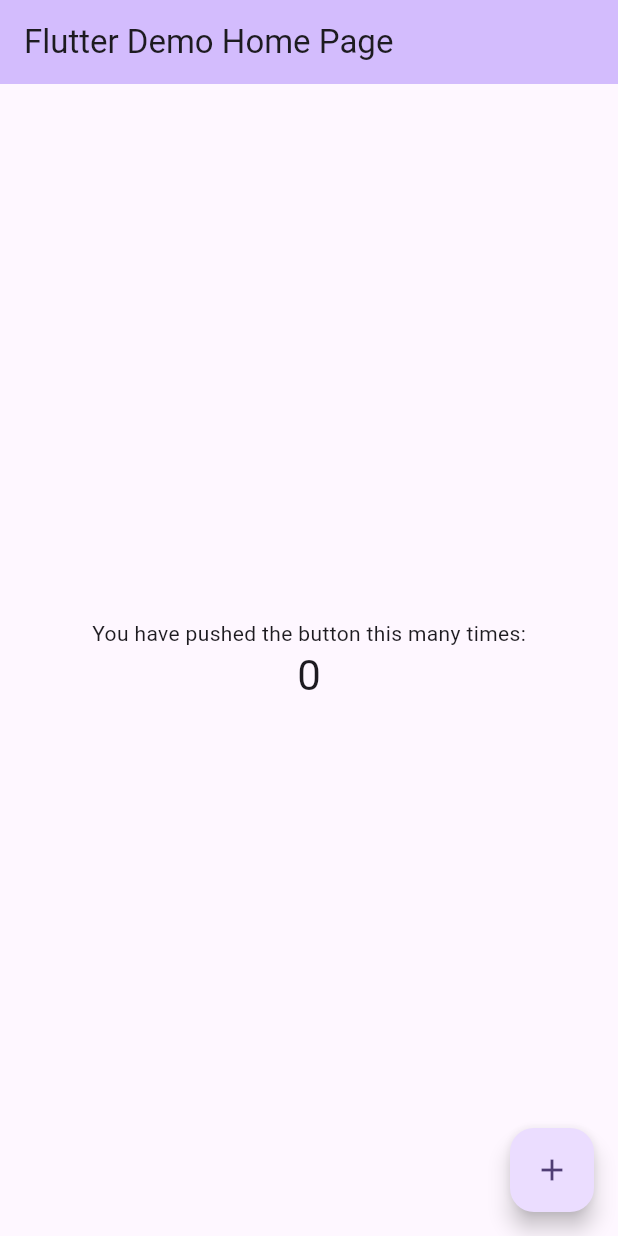
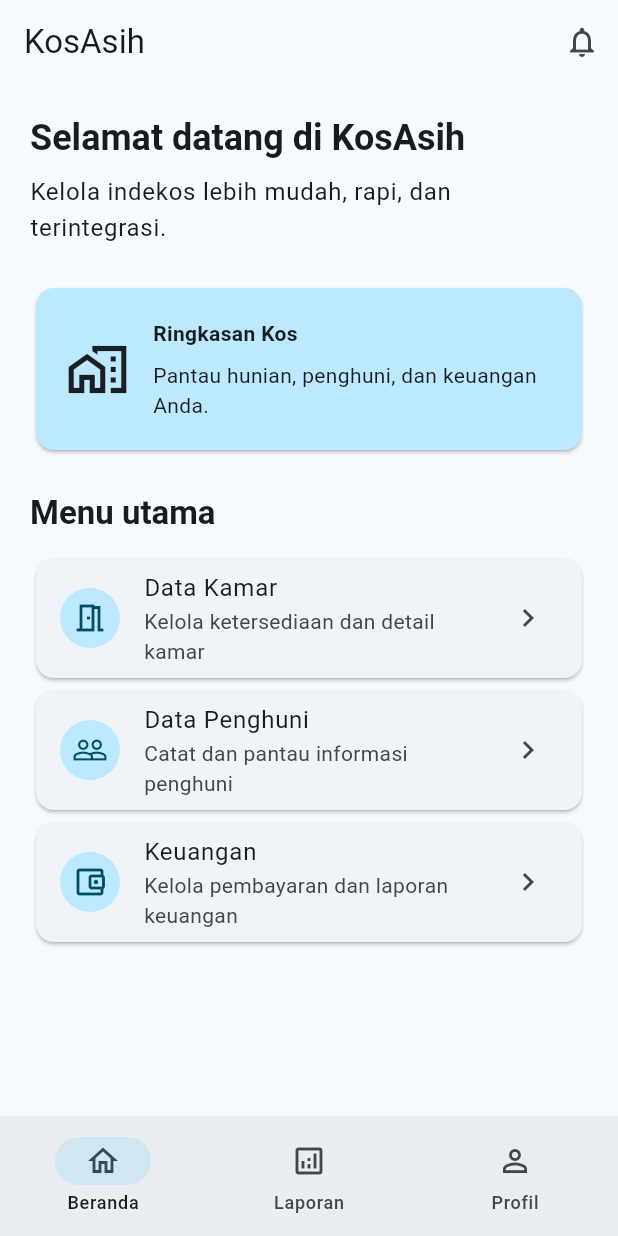
Before and after one commit to Maulanagading/kostasih-mobile, a Flutter app: the screen it shows after launch, on a phone screen of 412 x 824 dp. Run offline on Flutter 3.47's test engine with Material 3 defaults, Android fonts, the phone set to English and light mode, and no system bars.

Commit message:
feat: prepare KosAsih mobile project

```diff
--- a/lib/main.dart
+++ b/lib/main.dart
@@ -1,122 +1,148 @@
 import 'package:flutter/material.dart';
 
 void main() {
-  runApp(const MyApp());
+  runApp(const KosAsihApp());
 }
 
-class MyApp extends StatelessWidget {
-  const MyApp({super.key});
+class KosAsihApp extends StatelessWidget {
+  const KosAsihApp({super.key});
 
-  // This widget is the root of your application.
   @override
   Widget build(BuildContext context) {
     return MaterialApp(
-      title: 'Flutter Demo',
+      title: 'KosAsih',
       theme: ThemeData(
-        // This is the theme of your application.
-        //
-        // TRY THIS: Try running your application with "flutter run". You'll see
-        // the application has a purple toolbar. Then, without quitting the app,
-        // try changing the seedColor in the colorScheme below to Colors.green
-        // and then invoke "hot reload" (save your changes or press the "hot
-        // reload" button in a Flutter-supported IDE, or press "r" if you used
-        // the command line to start the app).
-        //
-        // Notice that the counter didn't reset back to zero; the application
-        // state is not lost during the reload. To reset the state, use hot
-        // restart instead.
-        //
-        // This works for code too, not just values: Most code changes can be
-        // tested with just a hot reload.
-        colorScheme: .fromSeed(seedColor: Colors.deepPurple),
+        colorScheme: ColorScheme.fromSeed(
+          seedColor: const Color(0xFF176B87),
+          brightness: Brightness.light,
+        ),
+        useMaterial3: true,
       ),
-      home: const MyHomePage(title: 'Flutter Demo Home Page'),
+      home: const KosAsihHomePage(),
     );
   }
 }
 
-class MyHomePage extends StatefulWidget {
-  const MyHomePage({super.key, required this.title});
-
-  // This widget is the home page of your application. It is stateful, meaning
-  // that it has a State object (defined below) that contains fields that affect
-  // how it looks.
-
-  // This class is the configuration for the state. It holds the values (in this
-  // case the title) provided by the parent (in this case the App widget) and
-  // used by the build method of the State. Fields in a Widget subclass are
-  // always marked "final".
-
-  final String title;
-
-  @override
-  State<MyHomePage> createState() => _MyHomePageState();
-}
-
-class _MyHomePageState extends State<MyHomePage> {
-  int _counter = 0;
-
-  void _incrementCounter() {
-    setState(() {
-      // This call to setState tells the Flutter framework that something has
-      // changed in this State, which causes it to rerun the build method below
-      // so that the display can reflect the updated values. If we changed
-      // _counter without calling setState(), then the build method would not be
-      // called again, and so nothing would appear to happen.
-      _counter++;
-    });
-  }
+class KosAsihHomePage extends StatelessWidget {
+  const KosAsihHomePage({super.key});
 
   @override
   Widget build(BuildContext context) {
-    // This method is rerun every time setState is called, for instance as done
-    // by the _incrementCounter method above.
-    //
-    // The Flutter framework has been optimized to make rerunning build methods
-    // fast, so that you can just rebuild anything that needs updating rather
-    // than having to individually change instances of widgets.
     return Scaffold(
       appBar: AppBar(
-        // TRY THIS: Try changing the color here to a specific color (to
-        // Colors.amber, perhaps?) and trigger a hot reload to see the AppBar
-        // change color while the other colors stay the same.
-        backgroundColor: Theme.of(context).colorScheme.inversePrimary,
-        // Here we take the value from the MyHomePage object that was created by
-        // the App.build method, and use it to set our appbar title.
-        title: Text(widget.title),
+        title: const Text('KosAsih'),
+        actions: [
+          IconButton(
+            onPressed: () {},
+            tooltip: 'Notifikasi',
+            icon: const Icon(Icons.notifications_none),
+          ),
+        ],
       ),
-      body: Center(
-        // Center is a layout widget. It takes a single child and positions it
-        // in the middle of the parent.
-        child: Column(
-          // Column is also a layout widget. It takes a list of children and
-          // arranges them vertically. By default, it sizes itself to fit its
-          // children horizontally, and tries to be as tall as its parent.
-          //
-          // Column has various properties to control how it sizes itself and
-          // how it positions its children. Here we use mainAxisAlignment to
-          // center the children vertically; the main axis here is the vertical
-          // axis because Columns are vertical (the cross axis would be
-          // horizontal).
-          //
-          // TRY THIS: Invoke "debug painting" (choose the "Toggle Debug Paint"
-          // action in the IDE, or press "p" in the console), to see the
-          // wireframe for each widget.
-          mainAxisAlignment: .center,
-          children: [
-            const Text('You have pushed the button this many times:'),
-            Text(
-              '$_counter',
-              style: Theme.of(context).textTheme.headlineMedium,
+      body: ListView(
+        padding: const EdgeInsets.all(20),
+        children: [
+          Text(
+            'Selamat datang di KosAsih',
+            style: Theme.of(context).textTheme.headlineSmall
+                ?.copyWith(fontWeight: FontWeight.bold),
+          ),
+          const SizedBox(height: 8),
+          Text(
+            'Kelola indekos lebih mudah, rapi, dan terintegrasi.',
+            style: Theme.of(context).textTheme.bodyLarge,
+          ),
+          const SizedBox(height: 24),
+          Card(
+            color: Theme.of(context).colorScheme.primaryContainer,
+            child: const Padding(
+              padding: EdgeInsets.all(20),
+              child: Row(
+                children: [
+                  Icon(Icons.home_work_outlined, size: 42),
+                  SizedBox(width: 16),
+                  Expanded(
+                    child: Column(
+                      crossAxisAlignment: CrossAxisAlignment.start,
+                      children: [
+                        Text(
+                          'Ringkasan Kos',
+                          style: TextStyle(fontWeight: FontWeight.bold),
+                        ),
+                        SizedBox(height: 8),
+                        Text('Pantau hunian, penghuni, dan keuangan Anda.'),
+                      ],
+                    ),
+                  ),
+                ],
+              ),
             ),
-          ],
-        ),
+          ),
+          const SizedBox(height: 24),
+          Text(
+            'Menu utama',
+            style: Theme.of(context).textTheme.titleLarge
+                ?.copyWith(fontWeight: FontWeight.bold),
+          ),
+          const SizedBox(height: 12),
+          const _FeatureTile(
+            icon: Icons.meeting_room_outlined,
+            title: 'Data Kamar',
+            subtitle: 'Kelola ketersediaan dan detail kamar',
+          ),
+          const _FeatureTile(
+            icon: Icons.people_outline,
+            title: 'Data Penghuni',
+            subtitle: 'Catat dan pantau informasi penghuni',
+          ),
+          const _FeatureTile(
+            icon: Icons.account_balance_wallet_outlined,
+            title: 'Keuangan',
+            subtitle: 'Kelola pembayaran dan laporan keuangan',
+          ),
+        ],
       ),
-      floatingActionButton: FloatingActionButton(
-        onPressed: _incrementCounter,
-        tooltip: 'Increment',
-        child: const Icon(Icons.add),
+      bottomNavigationBar: NavigationBar(
+        selectedIndex: 0,
+        destinations: const [
+          NavigationDestination(
+            icon: Icon(Icons.home_outlined),
+            label: 'Beranda',
+          ),
+          NavigationDestination(
+            icon: Icon(Icons.analytics_outlined),
+            label: 'Laporan',
+          ),
+          NavigationDestination(
+            icon: Icon(Icons.person_outline),
+            label: 'Profil',
+          ),
+        ],
       ),
     );
   }
 }
+
+class _FeatureTile extends StatelessWidget {
+  const _FeatureTile({
+    required this.icon,
+    required this.title,
+    required this.subtitle,
+  });
+
+  final IconData icon;
+  final String title;
+  final String subtitle;
+
+  @override
+  Widget build(BuildContext context) {
+    return Card(
+      child: ListTile(
+        leading: CircleAvatar(child: Icon(icon)),
+        title: Text(title),
+        subtitle: Text(subtitle),
+        trailing: const Icon(Icons.chevron_right),
+      ),
+    );
+  }
+}
--- a/pubspec.yaml
+++ b/pubspec.yaml
@@ -1,5 +1,5 @@
 name: kostasih_mobile
-description: "A new Flutter project."
+description: "Aplikasi manajemen operasional dan keuangan indekos berbasis mobile."
 # The following line prevents the package from being accidentally published to
 # pub.dev using `flutter pub publish`. This is preferred for private packages.
 publish_to: 'none' # Remove this line if you wish to publish to pub.dev
```
Also changed, not shown: 2 other files.
